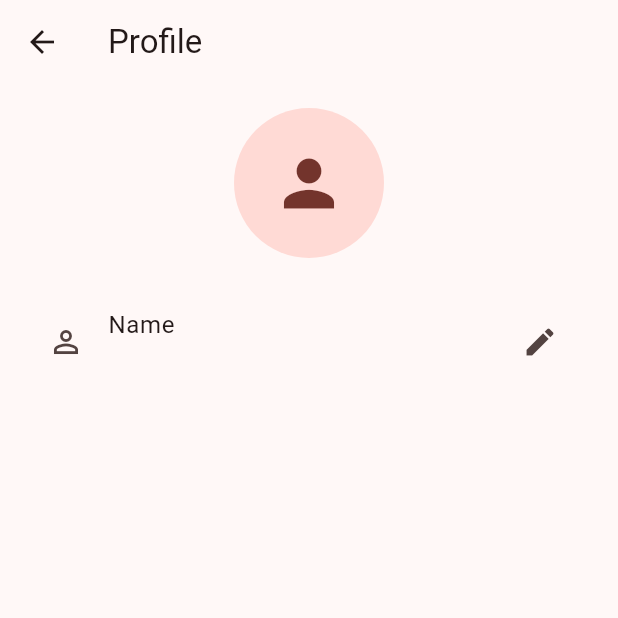
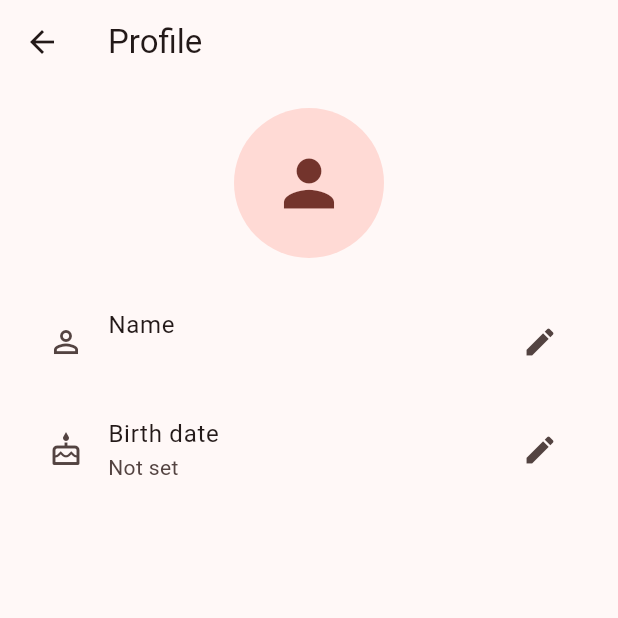
Before and after one commit to pfrenssen/fam-fin, a Flutter app: the screen it shows after launch, after a tap on the "person" icon, on a phone screen of 412 x 824 dp, the top half of it. Run offline on Flutter 3.47's test engine with Material 3 defaults, Android fonts, the phone set to English and light mode, and no system bars; our stand-ins replace extended_masked_text, shared_preferences.

Commit message:
Allow the user to enter their birth date.

```diff
--- a/lib/pages/profile_page.dart
+++ b/lib/pages/profile_page.dart
@@ -1,5 +1,6 @@
 import 'package:flutter/material.dart';
 import 'package:shared_preferences/shared_preferences.dart';
+import 'package:intl/intl.dart';
 
 class ProfilePage extends StatefulWidget {
   const ProfilePage({super.key});
@@ -10,18 +11,32 @@ class ProfilePage extends StatefulWidget {
 
 class _ProfilePageState extends State<ProfilePage> {
   static const String _nameKey = 'user_name';
+  static const String _birthDateKey = 'user_birth_date';
   String _name = 'My name';
+  DateTime? _birthDate;
 
   @override
   void initState() {
     super.initState();
     _loadName();
+    _loadBirthDate();
   }
 
   Future<void> _loadName() async {
     final prefs = await SharedPreferences.getInstance();
     setState(() {
       _name = prefs.getString(_nameKey) ?? 'My name';
+    });
+  }
+
+  Future<void> _loadBirthDate() async {
+    final prefs = await SharedPreferences.getInstance();
+    final timestamp = prefs.getInt(_birthDateKey);
+    setState(() {
+      _birthDate =
+          timestamp != null
+              ? DateTime.fromMillisecondsSinceEpoch(timestamp)
+              : null;
     });
   }
 
@@ -36,6 +51,23 @@ class _ProfilePageState extends State<ProfilePage> {
       await prefs.setString(_nameKey, newName);
       setState(() {
         _name = newName;
+      });
+    }
+  }
+
+  Future<void> _updateBirthDate() async {
+    final DateTime? picked = await showDatePicker(
+      context: context,
+      initialDate: _birthDate ?? DateTime.now(),
+      firstDate: DateTime(1900),
+      lastDate: DateTime.now(),
+    );
+
+    if (picked != null) {
+      final prefs = await SharedPreferences.getInstance();
+      await prefs.setInt(_birthDateKey, picked.millisecondsSinceEpoch);
+      setState(() {
+        _birthDate = picked;
       });
     }
   }
@@ -67,6 +99,17 @@ class _ProfilePageState extends State<ProfilePage> {
               subtitle: Text(_name),
               trailing: const Icon(Icons.edit),
               onTap: _updateName,
+            ),
+            ListTile(
+              leading: const Icon(Icons.cake_outlined),
+              title: const Text('Birth date'),
+              subtitle: Text(
+                _birthDate != null
+                    ? DateFormat.yMMMMd().format(_birthDate!)
+                    : 'Not set',
+              ),
+              trailing: const Icon(Icons.edit),
+              onTap: _updateBirthDate,
             ),
           ],
         ),
--- a/pubspec.yaml
+++ b/pubspec.yaml
@@ -36,6 +36,7 @@ dependencies:
   cupertino_icons: ^1.0.8
   extended_masked_text: ^3.0.1
   shared_preferences: ^2.2.0
+  intl: ^0.18.1
 
 dev_dependencies:
   flutter_test:
```
Also changed, not shown: pubspec.lock.
